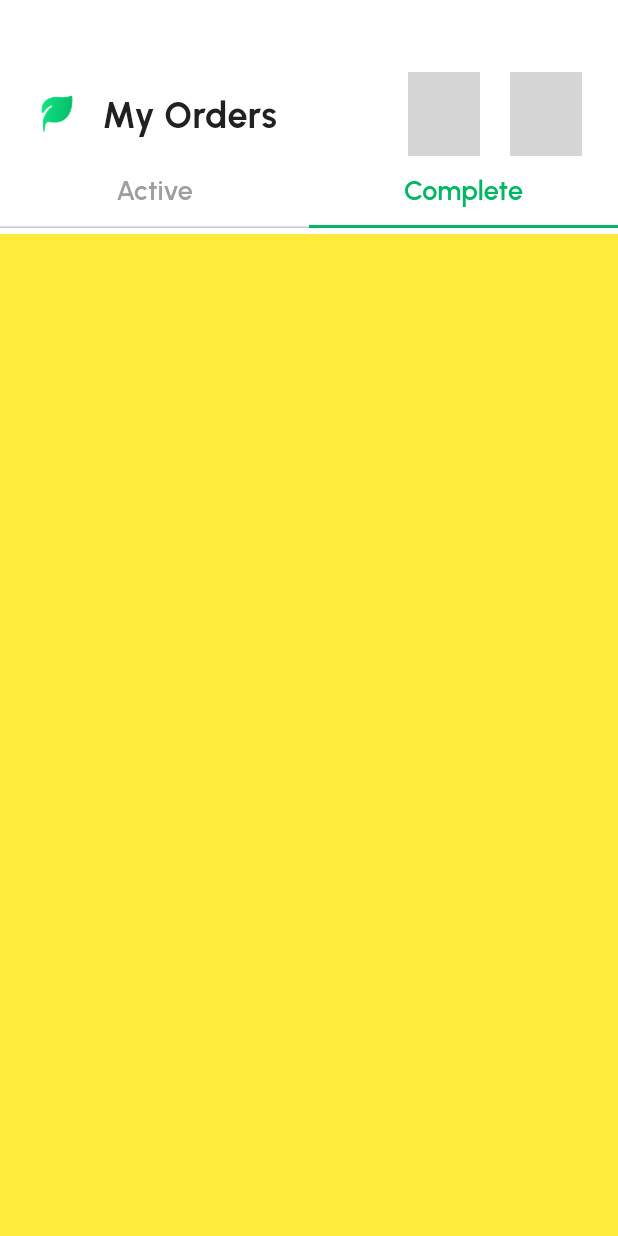
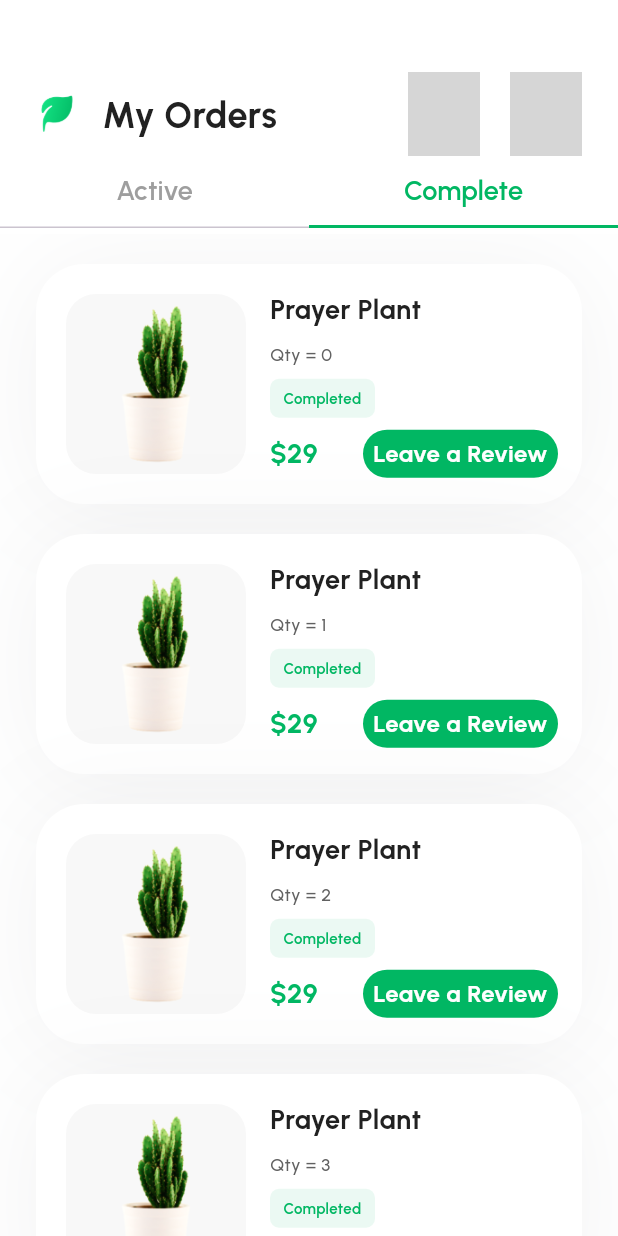
Before and after one commit to HamiidrezaRamezani/potea-plant-e-commerce, a Flutter app: the MyOrdersPage screen opened directly, tab 2 chosen, on a phone screen of 412 x 824 dp. Run offline on Flutter 3.47's test engine with Material 3 defaults, Android fonts, the light colour scheme and no system bars; our stand-ins replace dots_indicator, flutter_svg, lottie, pin_code_fields; grey boxes are pictures that could not be loaded.

Commit message:
add complete and bottom sheet leave a review to project

```diff
--- a/lib/DesignSystem/icons/app_icons.dart
+++ b/lib/DesignSystem/icons/app_icons.dart
@@ -145,4 +145,5 @@ class AppIcons {
   static String walletIndexIcon = 'assets/icons/svg/indexIcon/Wallet.svg';
   static String walletBoldIndexIcon = 'assets/icons/svg/indexIcon/WalletBold.svg';
   static String arrowRightBold = 'assets/icons/svg/boldIcon/arrowRightBold.svg';
+  static String starBold = 'assets/icons/svg/boldIcon/starBold.svg';
 }
--- a/lib/DesignSystem/orders/app_orders.dart
+++ b/lib/DesignSystem/orders/app_orders.dart
@@ -1,5 +1,6 @@
 import 'package:flutter/material.dart';
 import 'package:flutter_svg/flutter_svg.dart';
+import 'package:potea_plant_e_commerce/DesignSystem/buttons/app_buttons.dart';
 import 'package:potea_plant_e_commerce/DesignSystem/colors/app_colors.dart';
 import 'package:potea_plant_e_commerce/DesignSystem/icons/app_icons.dart';
 import 'package:potea_plant_e_commerce/DesignSystem/shadow/app_shadow.dart';
@@ -9,14 +10,17 @@ import '../typography/text_style.dart';
 class AppOrders {
   AppOrders._();
 
-  static Widget myCart(
+  static Widget myOrders(
       Color backgroundColor,
       double height,
       double width,
       String image,
       String title,
       String price,
-      int number
+      int number,
+      String status,
+      String btn,
+      VoidCallback callBack
       ) {
     return Container(
       height: height,
@@ -71,7 +75,7 @@ class AppOrders {
                       borderRadius: BorderRadius.all(Radius.circular(6.0))
                     ),
                     child: Center(
-                      child: TextStyles.bodyXS('In Delivery',AppColors.primary500Color, 'semiBold' , TextAlign.center),
+                      child: TextStyles.bodyXS(status,AppColors.primary500Color, 'semiBold' , TextAlign.center),
                     ),
                   )
                 ],
@@ -82,16 +86,9 @@ class AppOrders {
                 mainAxisAlignment: MainAxisAlignment.spaceBetween,
                 children: [
                   TextStyles.heading6(price,AppColors.primary500Color),
-                  Container(
-                    height: 36.0,
-                    width: 100.0,
-                    decoration: BoxDecoration(
-                        color: AppColors.primary500Color,
-                        borderRadius: BorderRadius.all(Radius.circular(100.0))
-                    ),
-                    child: Center(
-                      child: TextStyles.bodyM('Track Order', AppColors.white, 'semiBold', TextAlign.center),
-                    )
+                  (btn == '')?Container():InkWell(
+                    onTap: callBack,
+                    child: AppButtons.buttonWithoutIcon(btn, 130.0, 32.0, AppColors.white, 36.0, AppColors.primary500Color)
                   ),
 
                 ],
--- a/lib/Presentation/ui/index_screens/orders_screen/my_orders_page.dart
+++ b/lib/Presentation/ui/index_screens/orders_screen/my_orders_page.dart
@@ -2,6 +2,7 @@ import 'package:flutter/material.dart';
 import 'package:flutter_svg/svg.dart';
 import 'package:potea_plant_e_commerce/DesignSystem/images/app_images.dart';
 import 'package:potea_plant_e_commerce/DesignSystem/orders/app_orders.dart';
+import 'package:potea_plant_e_commerce/DesignSystem/sheet/app_sheet.dart';
 import 'package:potea_plant_e_commerce/DesignSystem/size/app_size.dart';
 
 import '../../../../DesignSystem/colors/app_colors.dart';
@@ -17,7 +18,6 @@ class MyOrdersPage extends StatefulWidget {
 }
 
 class _MyOrdersPageState extends State<MyOrdersPage> {
-
   final List<Tab> myTabs = <Tab>[
     const Tab(text: 'Active'),
     const Tab(text: 'Complete'),
@@ -32,7 +32,9 @@ class _MyOrdersPageState extends State<MyOrdersPage> {
         backgroundColor: AppColors.white,
         body: Column(
           children: [
-            const SizedBox(height: 24.0,),
+            const SizedBox(
+              height: 24.0,
+            ),
             AppPadding.paddingOnlyWidget(
                 SizedBox(
                   height: 56.0,
@@ -56,7 +58,9 @@ class _MyOrdersPageState extends State<MyOrdersPage> {
                             onTap: () {},
                             child: SvgPicture.asset(AppIcons.search),
                           ),
-                          const SizedBox(width: 20.0,),
+                          const SizedBox(
+                            width: 20.0,
+                          ),
                           InkWell(
                             onTap: () {},
                             child: SvgPicture.asset(AppIcons.moreCircle),
@@ -70,36 +74,82 @@ class _MyOrdersPageState extends State<MyOrdersPage> {
                 24.0,
                 24.0,
                 0.0),
-
             TabBar(
               tabs: myTabs,
               indicatorSize: TabBarIndicatorSize.tab,
               indicatorColor: AppColors.primary500Color,
               labelColor: AppColors.primary500Color,
               labelStyle: const TextStyle(
-                fontFamily: 'urbanistSemiBold',
-                fontWeight: FontWeight.bold,
-                fontSize: 18.0
-              ),
+                  fontFamily: 'urbanistSemiBold',
+                  fontWeight: FontWeight.bold,
+                  fontSize: 18.0),
               unselectedLabelColor: AppColors.grey500,
               unselectedLabelStyle: const TextStyle(
-                  fontFamily: 'urbanistSemiBold',
-                  fontSize: 18.0
-              ),
+                  fontFamily: 'urbanistSemiBold', fontSize: 18.0),
             ),
-            const SizedBox(height: 4.0,),
-            Expanded(child: TabBarView(
-              children: [
-                MediaQuery.removePadding(context: context, removeTop: true, child: ListView.builder(
-                    itemCount: 5,
-                    itemBuilder: (BuildContext context , int index){
-                  return AppPadding.paddingOnlyWidget(AppOrders.myCart(AppColors.white, 160.0, context.width, AppImages.plant11, 'Prayer Plant', '\$29', index), 24, 24, 20, 0.0);
-                }),),
-                Container(
-                  color: Colors.yellow,
-                )
-              ]
-            ),)
+            const SizedBox(
+              height: 4.0,
+            ),
+            Expanded(
+              child: TabBarView(children: [
+                MediaQuery.removePadding(
+                  context: context,
+                  removeTop: true,
+                  child: ListView.builder(
+                      itemCount: 5,
+                      itemBuilder: (BuildContext context, int index) {
+                        return AppPadding.paddingOnlyWidget(
+                            AppOrders.myOrders(
+                                AppColors.white,
+                                160.0,
+                                context.width,
+                                AppImages.plant11,
+                                'Prayer Plant',
+                                '\$29',
+                                index,
+                                'In Delivery',
+                                'Track Order',
+                                () {}),
+                            24,
+                            24,
+                            20,
+                            0.0);
+                      }),
+                ),
+                MediaQuery.removePadding(
+                  context: context,
+                  removeTop: true,
+                  child: ListView.builder(
+                      itemCount: 5,
+                      itemBuilder: (BuildContext context, int index) {
+                        return AppPadding.paddingOnlyWidget(
+                            AppOrders.myOrders(
+                                AppColors.white,
+                                160.0,
+                                context.width,
+                                AppImages.plant11,
+                                'Prayer Plant',
+                                '\$29',
+                                index,
+                                'Completed',
+                                'Leave a Review', () {
+                              showModalBottomSheet(
+                                  isScrollControlled: true,
+
+                                  context: context,
+                                  backgroundColor: AppColors.white,
+                                  builder: (BuildContext context) {
+                                    return AppSheet.leaveAReview(context);
+                                  });
+                            }),
+                            24,
+                            24,
+                            20,
+                            0.0);
+                      }),
+                ),
+              ]),
+            )
           ],
         ),
       ),
--- a/pubspec.yaml
+++ b/pubspec.yaml
@@ -202,6 +202,7 @@ flutter:
     - assets/icons/svg/indexIcon/Wallet.svg
     - assets/icons/svg/indexIcon/WalletBold.svg
     - assets/icons/svg/boldIcon/arrowRightBold.svg
+    - assets/icons/svg/boldIcon/starBold.svg
 
   fonts:
     - family: urbanistRegular
```
Also changed, not shown: lib/DesignSystem/sheet/app_sheet.dart (added, +226 -0 lines), assets/icons/svg/boldIcon/starBold.svg (added).
